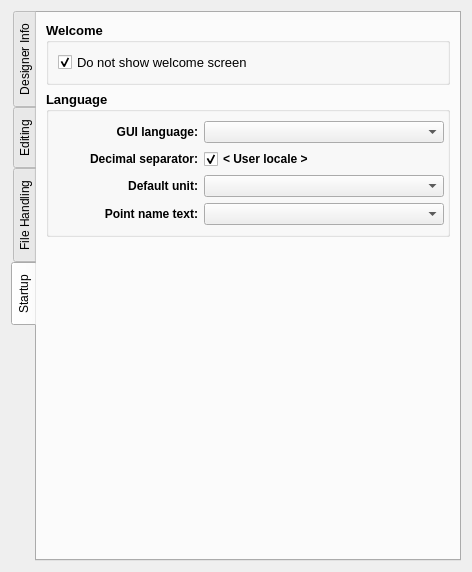
This is src/app/seamly2d/dialogs/configpages/preferencesconfigurationpage.ui in FashionFreedom/Seamly2D as Qt 5 draws it before an edit. The edited form follows.
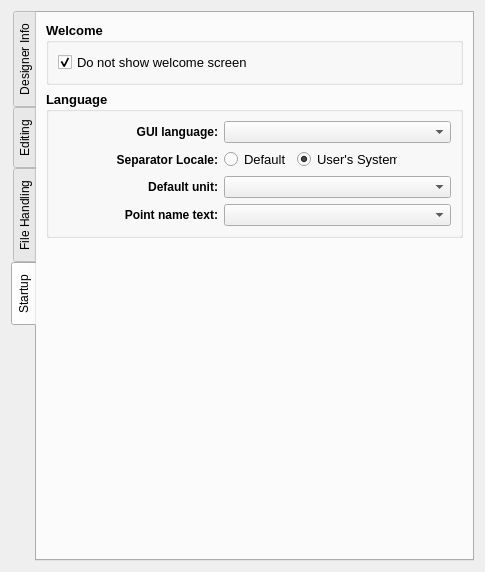
This is the edited form. Custom widgets are drawn as their Qt base class.

Commit message: update locale pref selection in dialogs

Patch:
```diff
--- a/src/app/seamly2d/dialogs/configpages/preferencesconfigurationpage.ui
+++ b/src/app/seamly2d/dialogs/configpages/preferencesconfigurationpage.ui
@@ -6,14 +6,14 @@
    <rect>
     <x>0</x>
     <y>0</y>
-    <width>472</width>
+    <width>485</width>
     <height>572</height>
    </rect>
   </property>
   <property name="minimumSize">
    <size>
-    <width>100</width>
-    <height>100</height>
+    <width>485</width>
+    <height>0</height>
    </size>
   </property>
   <property name="maximumSize">
@@ -1250,18 +1250,19 @@
          </property>
          <layout class="QVBoxLayout" name="verticalLayout_4">
           <item>
-           <layout class="QHBoxLayout" name="horizontalLayout_11">
-            <item>
-             <widget class="QLabel" name="label_6">
+           <layout class="QFormLayout" name="language_FormLayout">
+            <item row="0" column="0">
+             <widget class="QLabel" name="guiLang_Label">
               <property name="minimumSize">
                <size>
-                <width>140</width>
+                <width>160</width>
                 <height>0</height>
                </size>
               </property>
               <property name="font">
                <font>
                 <pointsize>9</pointsize>
+                <bold>true</bold>
                </font>
               </property>
               <property name="text">
@@ -1272,7 +1273,7 @@
               </property>
              </widget>
             </item>
-            <item>
+            <item row="0" column="1">
              <widget class="QComboBox" name="langCombo">
               <property name="sizePolicy">
                <sizepolicy hsizetype="Expanding" vsizetype="Fixed">
@@ -1282,57 +1283,80 @@
               </property>
               <property name="minimumSize">
                <size>
-                <width>240</width>
+                <width>220</width>
                 <height>0</height>
                </size>
               </property>
               <property name="font">
                <font>
                 <pointsize>9</pointsize>
+                <bold>true</bold>
                </font>
               </property>
              </widget>
             </item>
-           </layout>
-          </item>
-          <item>
-           <layout class="QHBoxLayout" name="horizontalLayout_12">
-            <item>
-             <widget class="QLabel" name="label_7">
+            <item row="1" column="0">
+             <widget class="QLabel" name="locale_Label">
               <property name="minimumSize">
                <size>
-                <width>140</width>
+                <width>160</width>
                 <height>0</height>
                </size>
               </property>
               <property name="font">
                <font>
                 <pointsize>9</pointsize>
+                <bold>true</bold>
                </font>
               </property>
               <property name="text">
-               <string>Decimal separator:</string>
+               <string>Separator Locale:</string>
               </property>
               <property name="alignment">
                <set>Qt::AlignRight|Qt::AlignTrailing|Qt::AlignVCenter</set>
               </property>
              </widget>
             </item>
+            <item row="1" column="1">
+             <layout class="QHBoxLayout" name="locales_HorizontalLayout">
             <item>
-             <widget class="QCheckBox" name="osOptionCheck">
-              <property name="minimumSize">
+               <widget class="QRadioButton" name="cLocale_RadioButton">
+                <property name="maximumSize">
                <size>
-                <width>200</width>
-                <height>0</height>
+                  <width>100</width>
+                  <height>16777215</height>
                </size>
               </property>
               <property name="font">
                <font>
-                <pointsize>9</pointsize>
+                  <pointsize>10</pointsize>
+                  <bold>false</bold>
                </font>
               </property>
               <property name="text">
-               <string notr="true">&lt; User locale &gt;</string>
+                 <string>Default</string>
+                </property>
+                <attribute name="buttonGroup">
+                 <string notr="true">locale_ButtonGroup</string>
+                </attribute>
+               </widget>
+              </item>
+              <item>
+               <widget class="QRadioButton" name="userLocale_RadioButton">
+                <property name="maximumSize">
+                 <size>
+                  <width>100</width>
+                  <height>16777215</height>
+                 </size>
+                </property>
+                <property name="font">
+                 <font>
+                  <pointsize>10</pointsize>
+                  <bold>false</bold>
+                 </font>
+                </property>
+                <property name="text">
+                 <string>User's System</string>
               </property>
               <property name="checked">
                <bool>true</bool>
@@ -1354,19 +1378,18 @@
             </item>
            </layout>
           </item>
-          <item>
-           <layout class="QHBoxLayout" name="horizontalLayout_13">
-            <item>
-             <widget class="QLabel" name="label_8">
+            <item row="2" column="0">
+             <widget class="QLabel" name="units_Label">
               <property name="minimumSize">
                <size>
-                <width>140</width>
+                <width>160</width>
                 <height>0</height>
                </size>
               </property>
               <property name="font">
                <font>
                 <pointsize>9</pointsize>
+                <bold>true</bold>
                </font>
               </property>
               <property name="text">
@@ -1377,7 +1400,7 @@
               </property>
              </widget>
             </item>
-            <item>
+            <item row="2" column="1">
              <widget class="QComboBox" name="unitCombo">
               <property name="sizePolicy">
                <sizepolicy hsizetype="Expanding" vsizetype="Fixed">
@@ -1387,32 +1410,30 @@
               </property>
               <property name="minimumSize">
                <size>
-                <width>240</width>
+                <width>220</width>
                 <height>0</height>
                </size>
               </property>
               <property name="font">
                <font>
                 <pointsize>9</pointsize>
+                <bold>true</bold>
                </font>
               </property>
              </widget>
             </item>
-           </layout>
-          </item>
-          <item>
-           <layout class="QHBoxLayout" name="horizontalLayout_14">
-            <item>
-             <widget class="QLabel" name="label_9">
+            <item row="3" column="0">
+             <widget class="QLabel" name="pointName_Label">
               <property name="minimumSize">
                <size>
-                <width>140</width>
+                <width>160</width>
                 <height>0</height>
                </size>
               </property>
               <property name="font">
                <font>
                 <pointsize>9</pointsize>
+                <bold>true</bold>
                </font>
               </property>
               <property name="text">
@@ -1423,7 +1444,7 @@
               </property>
              </widget>
             </item>
-            <item>
+            <item row="3" column="1">
              <widget class="QComboBox" name="labelCombo">
               <property name="sizePolicy">
                <sizepolicy hsizetype="Expanding" vsizetype="Fixed">
@@ -1433,13 +1454,14 @@
               </property>
               <property name="minimumSize">
                <size>
-                <width>240</width>
+                <width>220</width>
                 <height>0</height>
                </size>
               </property>
               <property name="font">
                <font>
                 <pointsize>9</pointsize>
+                <bold>true</bold>
                </font>
               </property>
              </widget>
```
Left out of the diff: 53 changed lines with no effect on the pictures. Lines whose indentation alone changed are shown as unchanged. The commit also changes 26 other files.
